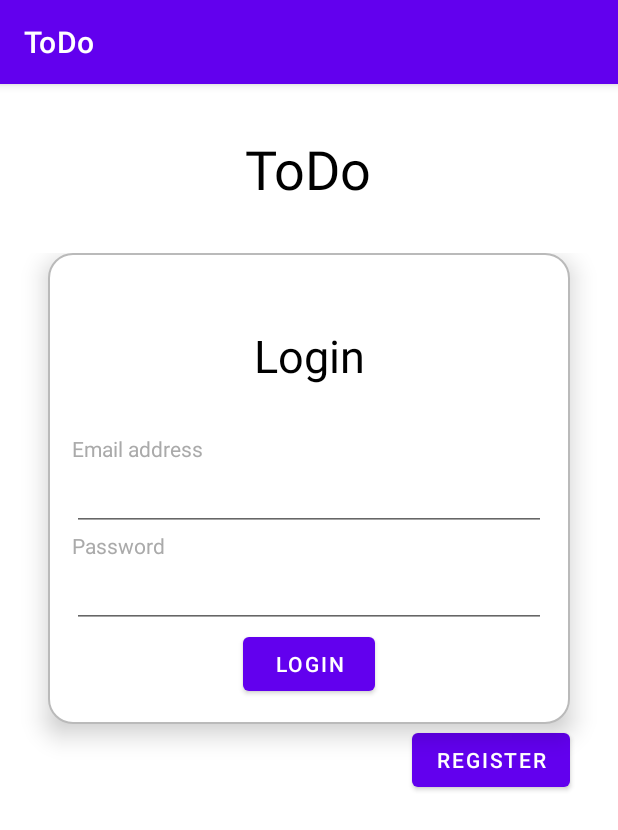
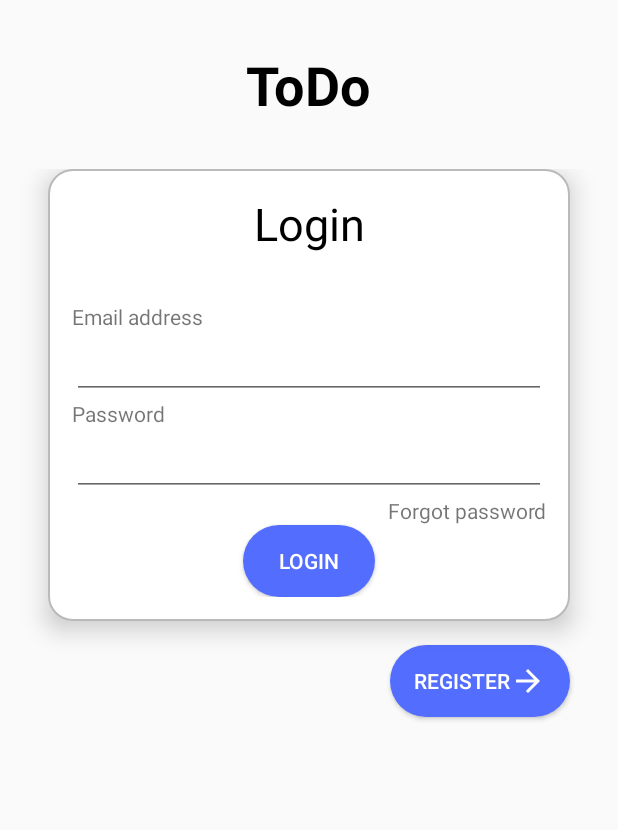
Before and after one commit to PolartJacques/PERSO-ToDo, an Android app: the screen it shows after launch (MainActivity), on a phone screen of 412 x 824 dp. Shown: the top 830 px of the screen. Run offline under Robolectric (Android 15) with nearby library versions, the phone set to English and light mode, and no system bars.

```diff
--- /dev/null
+++ b/app/src/main/res/drawable/button_primary.xml
@@ -0,0 +1,5 @@
+<?xml version="1.0" encoding="utf-8"?>
+<shape xmlns:android="http://schemas.android.com/apk/res/android" android:shape="rectangle">
+    <corners android:radius="64dp"/>
+    <solid android:color="@color/blue_primary"/>
+</shape>
--- /dev/null
+++ b/app/src/main/res/drawable/button_secondary.xml
@@ -0,0 +1,5 @@
+<?xml version="1.0" encoding="utf-8"?>
+<shape xmlns:android="http://schemas.android.com/apk/res/android" android:shape="rectangle">
+    <corners android:radius="64dp"/>
+    <solid android:color="@color/orange_primary"/>
+</shape>
--- /dev/null
+++ b/app/src/main/res/drawable/ic_arrow_left.xml
@@ -0,0 +1,5 @@
+<vector android:height="24dp" android:tint="#FFFFFF"
+    android:viewportHeight="24" android:viewportWidth="24"
+    android:width="24dp" xmlns:android="http://schemas.android.com/apk/res/android">
+    <path android:fillColor="@android:color/white" android:pathData="M20,11H7.83l5.59,-5.59L12,4l-8,8 8,8 1.41,-1.41L7.83,13H20v-2z"/>
+</vector>
--- /dev/null
+++ b/app/src/main/res/drawable/ic_arrow_right.xml
@@ -0,0 +1,5 @@
+<vector android:height="24dp" android:tint="#FFFFFF"
+    android:viewportHeight="24" android:viewportWidth="24"
+    android:width="24dp" xmlns:android="http://schemas.android.com/apk/res/android">
+    <path android:fillColor="@android:color/white" android:pathData="M12,4l-1.41,1.41L16.17,11H4v2h12.17l-5.58,5.59L12,20l8,-8z"/>
+</vector>
--- a/app/src/main/res/layout/activity_main.xml
+++ b/app/src/main/res/layout/activity_main.xml
@@ -5,19 +5,19 @@
     xmlns:tools="http://schemas.android.com/tools"
     android:layout_width="match_parent"
     android:layout_height="match_parent"
-    android:background="@android:color/white"
     tools:context=".MainActivity">
 
     <TextView
         android:id="@+id/textViewAppName"
         android:layout_width="wrap_content"
         android:layout_height="wrap_content"
+        android:layout_centerHorizontal="true"
         android:layout_marginTop="32dp"
         android:layout_marginBottom="32dp"
-        android:layout_centerHorizontal="true"
         android:text="@string/app_name"
         android:textColor="#000000"
-        android:textSize="36sp" />
+        android:textSize="36sp"
+        android:textStyle="bold" />
 
     <androidx.viewpager2.widget.ViewPager2
         android:id="@+id/viewPager"
--- a/app/src/main/res/layout/fragment_login.xml
+++ b/app/src/main/res/layout/fragment_login.xml
@@ -22,7 +22,7 @@
             android:id="@+id/textViewLogin"
             android:layout_width="match_parent"
             android:layout_height="wrap_content"
-            android:layout_marginVertical="32dp"
+            android:layout_marginBottom="32dp"
             android:text="Login"
             android:textAlignment="center"
             android:textColor="#000000"
@@ -32,45 +32,56 @@
             android:id="@+id/textViewEmailAddress"
             android:layout_width="match_parent"
             android:layout_height="wrap_content"
-            android:text="Email address"
-            android:textColor="@android:color/darker_gray" />
+            android:text="Email address" />
 
         <EditText
             android:id="@+id/editTextTextEmailAddress4"
             android:layout_width="match_parent"
             android:layout_height="wrap_content"
             android:ems="10"
-            android:inputType="textEmailAddress"
-            android:textColor="@android:color/darker_gray" />
+            android:inputType="textEmailAddress" />
 
         <TextView
             android:id="@+id/textViewPassword"
             android:layout_width="match_parent"
             android:layout_height="wrap_content"
-            android:text="Password"
-            android:textColor="@android:color/darker_gray" />
+            android:text="Password"/>
 
         <EditText
             android:id="@+id/editTextPassword"
             android:layout_width="match_parent"
             android:layout_height="wrap_content"
             android:ems="10"
-            android:inputType="textPassword"
-            android:textColor="@android:color/darker_gray" />
+            android:inputType="textPassword" />
+
+        <TextView
+            android:id="@+id/textViewForgotPassword"
+            android:layout_width="match_parent"
+            android:layout_height="wrap_content"
+            android:text="Forgot password"
+            android:textAlignment="textEnd" />
 
         <Button
             android:id="@+id/buttonLogin"
             android:layout_width="wrap_content"
             android:layout_height="wrap_content"
             android:layout_gravity="center_horizontal"
-            android:text="Login" />
+            android:text="Login"
+            android:background="@drawable/button_primary"
+            android:textColor="@color/white"/>
     </LinearLayout>
 
     <Button
         android:id="@+id/buttonToRegister"
         android:layout_width="wrap_content"
         android:layout_height="wrap_content"
+        android:layout_marginTop="16dp"
+        android:paddingHorizontal="16dp"
         android:text="Register"
+        android:background="@drawable/button_primary"
+        android:textColor="@color/white"
+        android:drawableEnd="@drawable/ic_arrow_right"
         app:layout_constraintEnd_toEndOf="@+id/linearLayout"
         app:layout_constraintTop_toBottomOf="@+id/linearLayout" />
+
 </androidx.constraintlayout.widget.ConstraintLayout>
--- a/app/src/main/res/values-night/themes.xml
+++ b/app/src/main/res/values-night/themes.xml
@@ -1,6 +1,6 @@
 <resources xmlns:tools="http://schemas.android.com/tools">
     <!-- Base application theme. -->
-    <style name="Theme.ToDo" parent="Theme.MaterialComponents.DayNight.DarkActionBar">
+    <style name="Theme.ToDo" parent="Theme.AppCompat.DayNight.NoActionBar">
         <!-- Primary brand color. -->
         <item name="colorPrimary">@color/purple_200</item>
         <item name="colorPrimaryVariant">@color/purple_700</item>
--- a/app/src/main/res/values/colors.xml
+++ b/app/src/main/res/values/colors.xml
@@ -7,4 +7,6 @@
     <color name="teal_700">#FF018786</color>
     <color name="black">#FF000000</color>
     <color name="white">#FFFFFFFF</color>
+    <color name="blue_primary">#536DFE</color>
+    <color name="orange_primary">#FFAB40</color>
 </resources>
--- a/app/src/main/res/values/themes.xml
+++ b/app/src/main/res/values/themes.xml
@@ -1,6 +1,6 @@
 <resources xmlns:tools="http://schemas.android.com/tools">
     <!-- Base application theme. -->
-    <style name="Theme.ToDo" parent="Theme.MaterialComponents.DayNight.DarkActionBar">
+    <style name="Theme.ToDo" parent="Theme.AppCompat.DayNight.NoActionBar">
         <!-- Primary brand color. -->
         <item name="colorPrimary">@color/purple_500</item>
         <item name="colorPrimaryVariant">@color/purple_700</item>
@@ -10,7 +10,7 @@
         <item name="colorSecondaryVariant">@color/teal_700</item>
         <item name="colorOnSecondary">@color/black</item>
         <!-- Status bar color. -->
-        <item name="android:statusBarColor" tools:targetApi="l">?attr/colorPrimaryVariant</item>
+        <item name="android:statusBarColor" tools:targetApi="l">@color/blue_primary</item>
         <!-- Customize your theme here. -->
     </style>
 </resources>
```
Also changed, not shown: app/src/main/res/layout/fragment_register.xml (+15 -14 lines).
